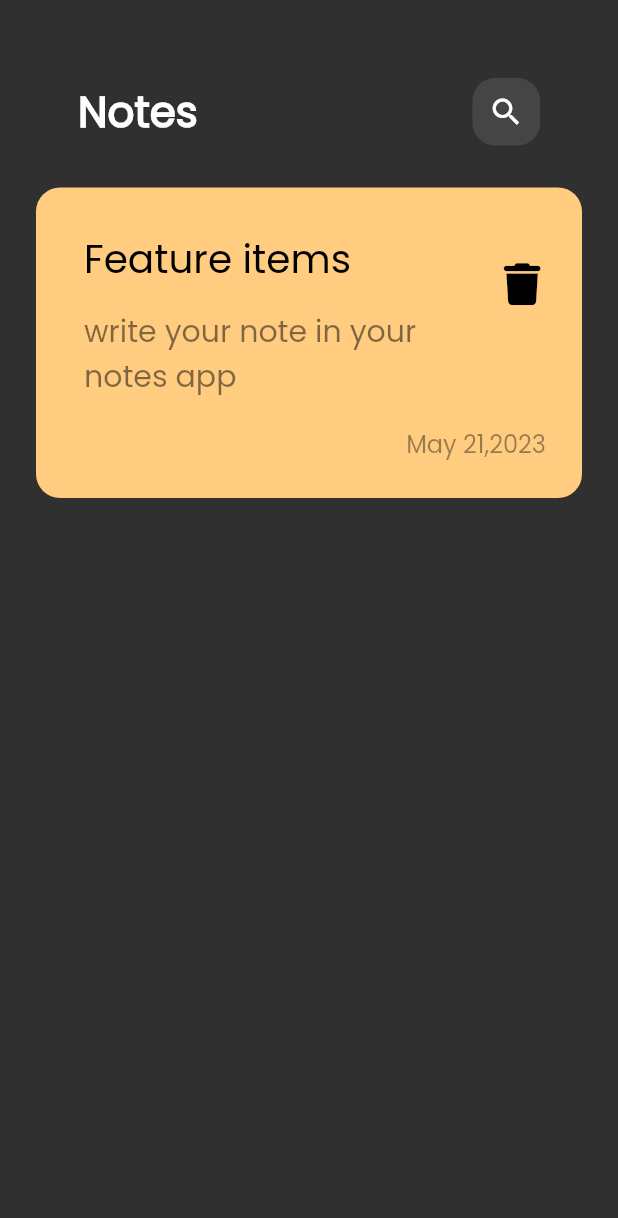
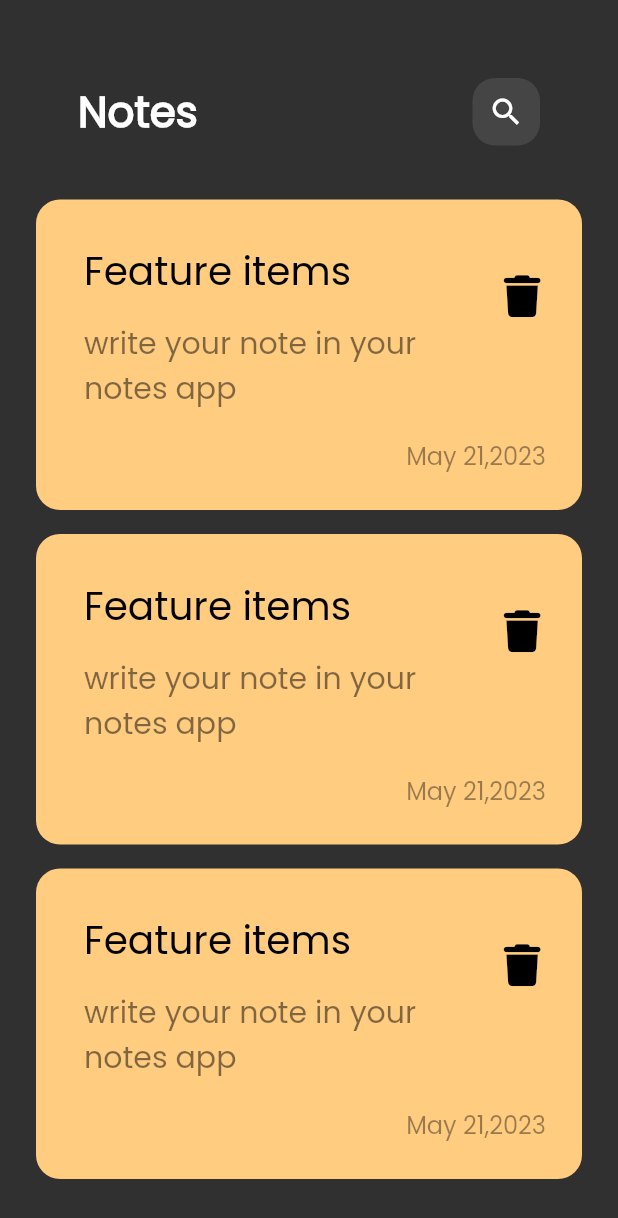
Before and after one commit to Walaahosny/notesapp, a Flutter app: the screen it shows after launch, on a phone screen of 412 x 824 dp. Shown: the top 1218 px of the screen. Run offline on Flutter 3.47's test engine with Material 2 defaults, Android fonts, the phone set to English and light mode, and no system bars; our stand-ins replace font_awesome_flutter.

```diff
--- a/lib/views/widgets/NoteItem.dart
+++ b/lib/views/widgets/NoteItem.dart
@@ -9,7 +9,8 @@ class NoteItem extends StatelessWidget {
     return Container(
       padding: const EdgeInsets.only(top: 24, bottom: 24, left: 16),
       decoration: BoxDecoration(
-          borderRadius: BorderRadius.circular(16), color: Color(0xffFFCC80)),
+          borderRadius: BorderRadius.circular(16),
+          color: const Color(0xffFFCC80)),
       child: Column(
         crossAxisAlignment: CrossAxisAlignment.end,
         children: [
--- /dev/null
+++ b/lib/views/widgets/NotesListView.dart
@@ -0,0 +1,22 @@
+import 'package:flutter/material.dart';
+
+import 'NoteItem.dart';
+
+class NotesListView extends StatelessWidget {
+  const NotesListView({super.key});
+
+  @override
+  Widget build(BuildContext context) {
+    return ListView.builder(
+      physics:BouncingScrollPhysics(),
+      itemBuilder: (context, index) {
+
+      return const Padding(
+
+        padding: EdgeInsets.symmetric(vertical: 8.0),
+        child: NoteItem(),
+      );
+    },
+    );
+  }
+}
--- a/lib/views/widgets/body_home_screen.dart
+++ b/lib/views/widgets/body_home_screen.dart
@@ -1,6 +1,7 @@
 import 'package:flutter/material.dart';
 
 import 'NoteItem.dart';
+import 'NotesListView.dart';
 import 'appBarforBody.dart';
 
 class NotesBody extends StatelessWidget {
@@ -8,10 +9,10 @@ class NotesBody extends StatelessWidget {
 
   @override
   Widget build(BuildContext context) {
-    return const Padding(
+    return  const Padding(
       padding: EdgeInsets.all(24.0),
       child: Column(
-        children: [CustomAppBar(), NoteItem()],
+        children: [CustomAppBar(), Expanded(child: NotesListView())],
       ),
     );
   }
```
